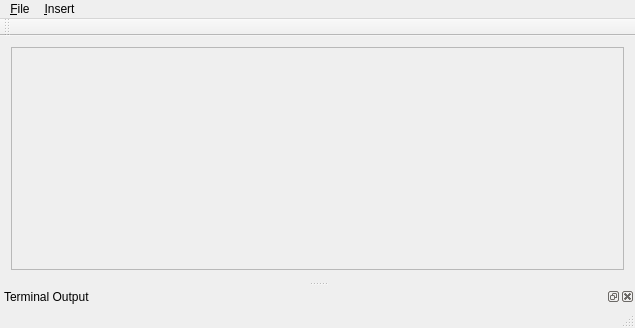
First picture: the form in floblox.ui, repository wldfngrs/floblox, before the edit.
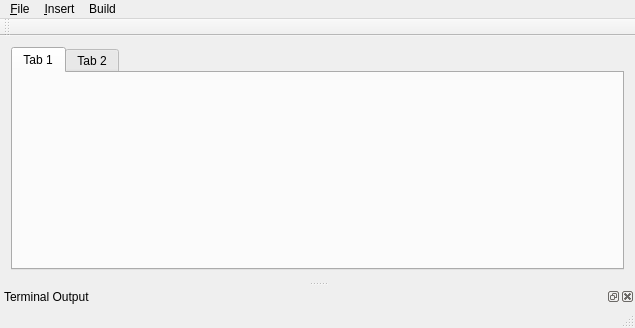
Second picture: the form after the edit. Icons and pictures are not drawn.

Commit message: add floblox functioncall widget

What changed in the file:
```diff
--- a/floblox.ui
+++ b/floblox.ui
@@ -36,19 +36,26 @@
   <widget class="QWidget" name="centralWidget">
    <layout class="QGridLayout" name="gridLayout">
     <item row="0" column="0">
-     <widget class="QScrollArea" name="scrollArea">
-      <property name="widgetResizable">
-       <bool>true</bool>
+     <widget class="QTabWidget" name="tabWidget">
+      <property name="sizePolicy">
+       <sizepolicy hsizetype="Preferred" vsizetype="Preferred">
+        <horstretch>0</horstretch>
+        <verstretch>0</verstretch>
+       </sizepolicy>
       </property>
-      <widget class="QWidget" name="scrollAreaWidgetContents">
-       <property name="geometry">
-        <rect>
-         <x>0</x>
-         <y>0</y>
-         <width>621</width>
-         <height>235</height>
-        </rect>
-       </property>
+      <property name="currentIndex">
+       <number>0</number>
+      </property>
+      <widget class="QWidget" name="tab">
+       <attribute name="title">
+        <string>Tab 1</string>
+       </attribute>
+       <layout class="QGridLayout" name="gridLayout_3"/>
+      </widget>
+      <widget class="QWidget" name="tab_2">
+       <attribute name="title">
+        <string>Tab 2</string>
+       </attribute>
       </widget>
      </widget>
     </item>
@@ -86,18 +93,17 @@
     <property name="title">
      <string>&amp;Insert</string>
     </property>
-    <widget class="QMenu" name="menuOutput">
-     <property name="title">
-      <string>Output</string>
-     </property>
-     <addaction name="actionNon_formatted"/>
-     <addaction name="actionFormatted"/>
-    </widget>
-    <addaction name="actionInput"/>
-    <addaction name="menuOutput"/>
+    <addaction name="actionFunction_Call"/>
+   </widget>
+   <widget class="QMenu" name="menuBuild">
+    <property name="title">
+     <string>Build</string>
+    </property>
+    <addaction name="action_Run"/>
    </widget>
    <addaction name="menu_File"/>
    <addaction name="menu_Insert"/>
+   <addaction name="menuBuild"/>
   </widget>
   <widget class="QDockWidget" name="dockWidget_2">
    <property name="windowTitle">
```
Left out of the diff: 14 changed lines with no effect on the pictures. The commit also changes 7 other files.
